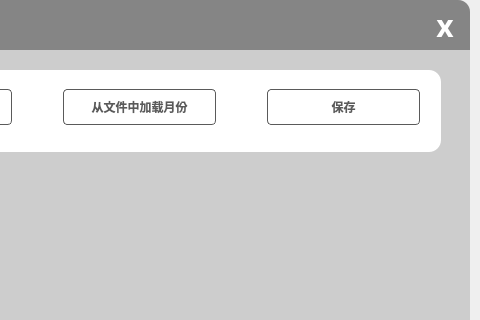
Qt form mainwindow.ui (Coke-Dispenser/SalaryManagementSystem) before a commit; both pictures show x 630 to 1110 and y 0 to 320 of the 1110 by 660 pixel window.
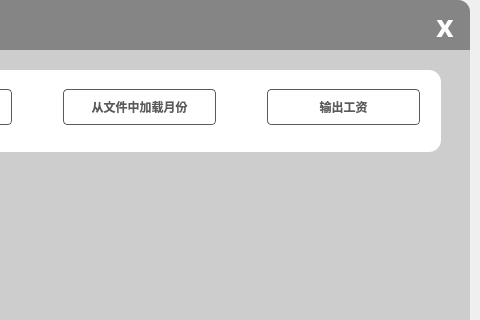
The same form after that commit.

Diff of the .ui file:
```diff
--- a/mainwindow.ui
+++ b/mainwindow.ui
@@ -818,7 +818,7 @@
 }</string>
                 </property>
                 <property name="text">
-                 <string>保存</string>
+                 <string>输出工资</string>
                 </property>
                </widget>
               </item>
```
Left out of the diff: 2 changed lines with no effect on the pictures.
